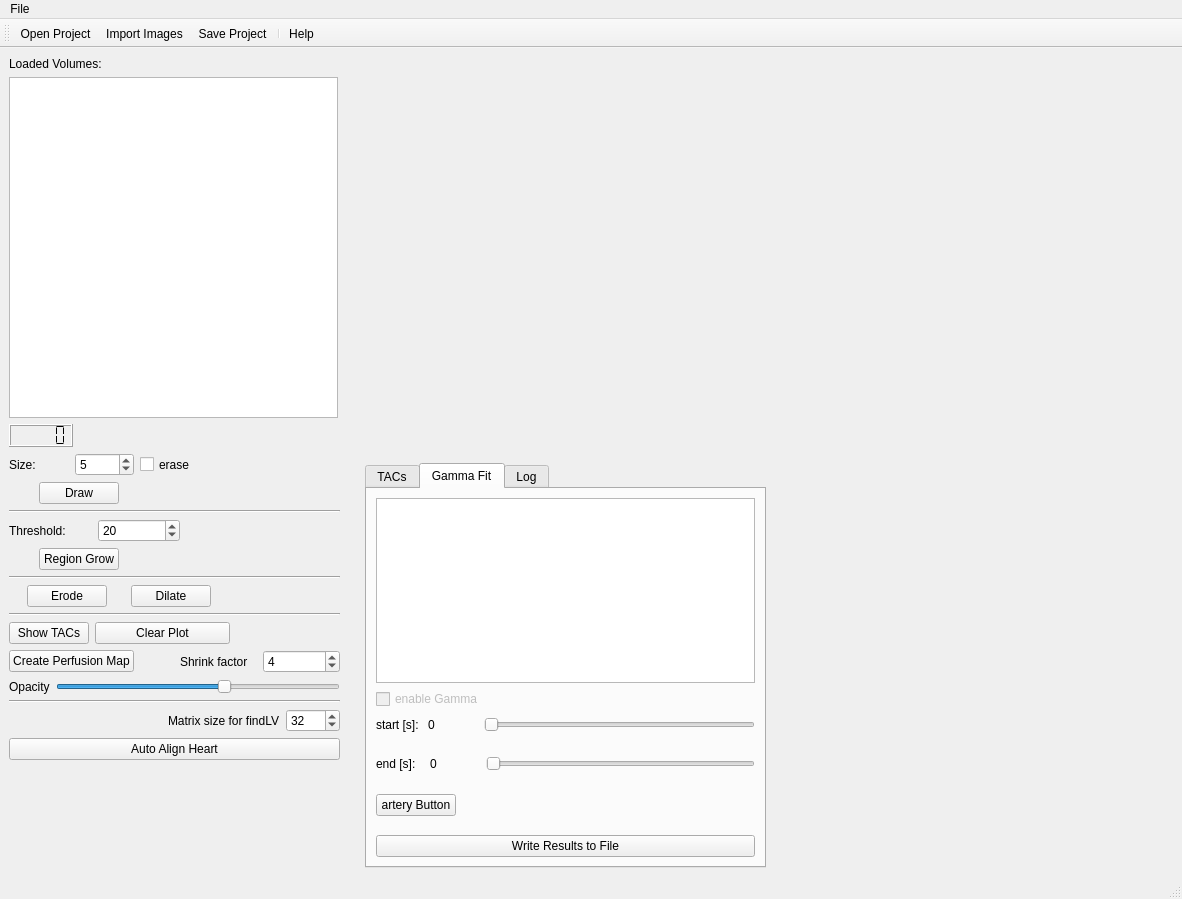
This is main/KardioPerfusion.ui in CardiacImagingCharite/CardiacPerfusion as Qt 5 draws it before an edit. The edited form follows.
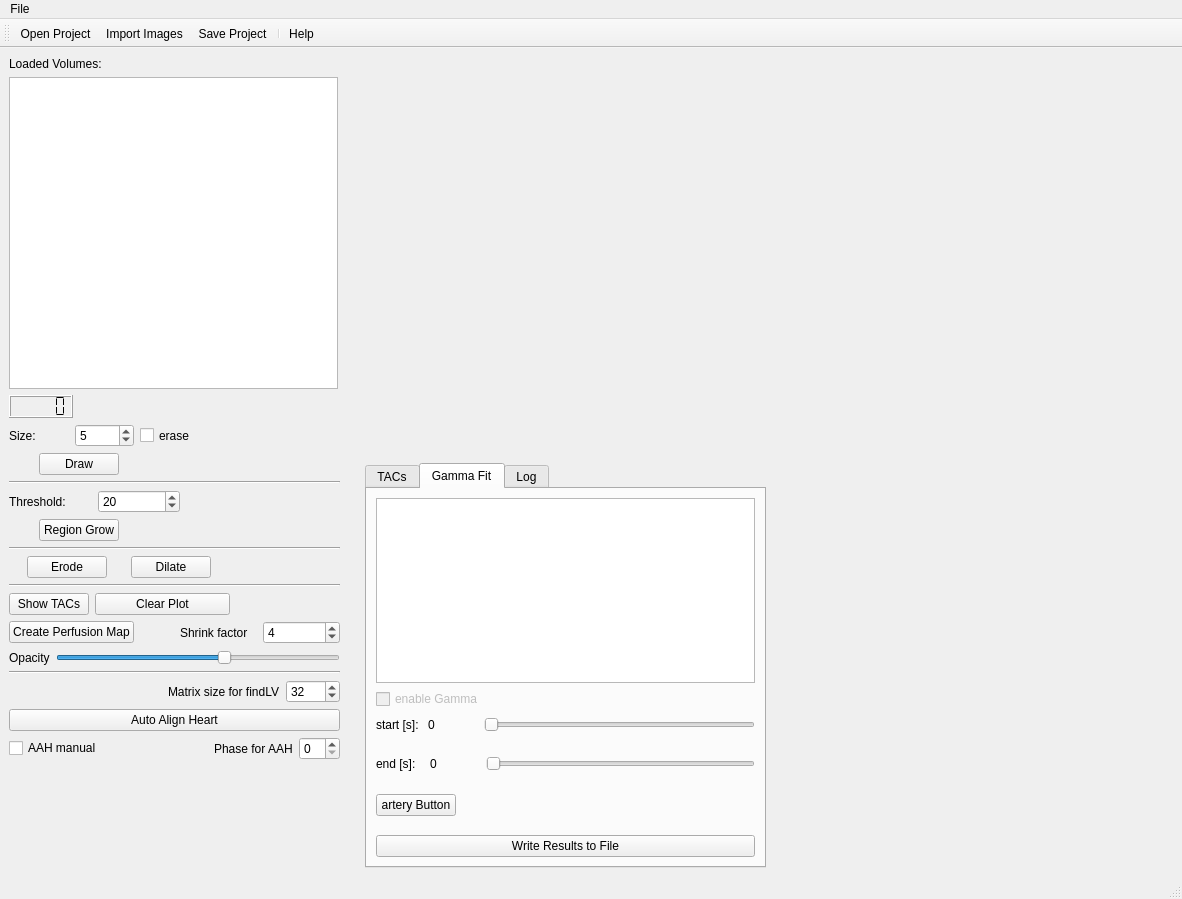
This is the edited form. Icons and pictures are not drawn. Custom widgets are drawn as their Qt base class.

Commit message: added checkbox and spinbox to manual select phase for AAH; made for testing

What changed in the file:
```diff
--- a/main/KardioPerfusion.ui
+++ b/main/KardioPerfusion.ui
@@ -42,7 +42,7 @@
          <height>903</height>
         </rect>
        </property>
-       <layout class="QVBoxLayout" name="verticalLayout_6" stretch="0,0,0,0,0">
+       <layout class="QVBoxLayout" name="verticalLayout_6" stretch="0,0,0,0,0,0">
         <property name="sizeConstraint">
          <enum>QLayout::SetMaximumSize</enum>
         </property>
@@ -627,6 +627,40 @@
           </property>
          </widget>
         </item>
+        <item>
+         <layout class="QHBoxLayout" name="horizontalLayout_16">
+          <item>
+           <widget class="QCheckBox" name="cb_AAHmanual">
+            <property name="text">
+             <string>AAH manual</string>
+            </property>
+           </widget>
+          </item>
+          <item>
+           <spacer name="horizontalSpacer_7">
+            <property name="orientation">
+             <enum>Qt::Horizontal</enum>
+            </property>
+            <property name="sizeHint" stdset="0">
+             <size>
+              <width>40</width>
+              <height>20</height>
+             </size>
+            </property>
+           </spacer>
+          </item>
+          <item>
+           <widget class="QLabel" name="label_9">
+            <property name="text">
+             <string>Phase for AAH</string>
+            </property>
+           </widget>
+          </item>
+          <item>
+           <widget class="QSpinBox" name="sb_AAHphase"/>
+          </item>
+         </layout>
+        </item>
         <item>
          <spacer name="verticalSpacer">
           <property name="orientation">
```
The commit also changes 1 other file.
